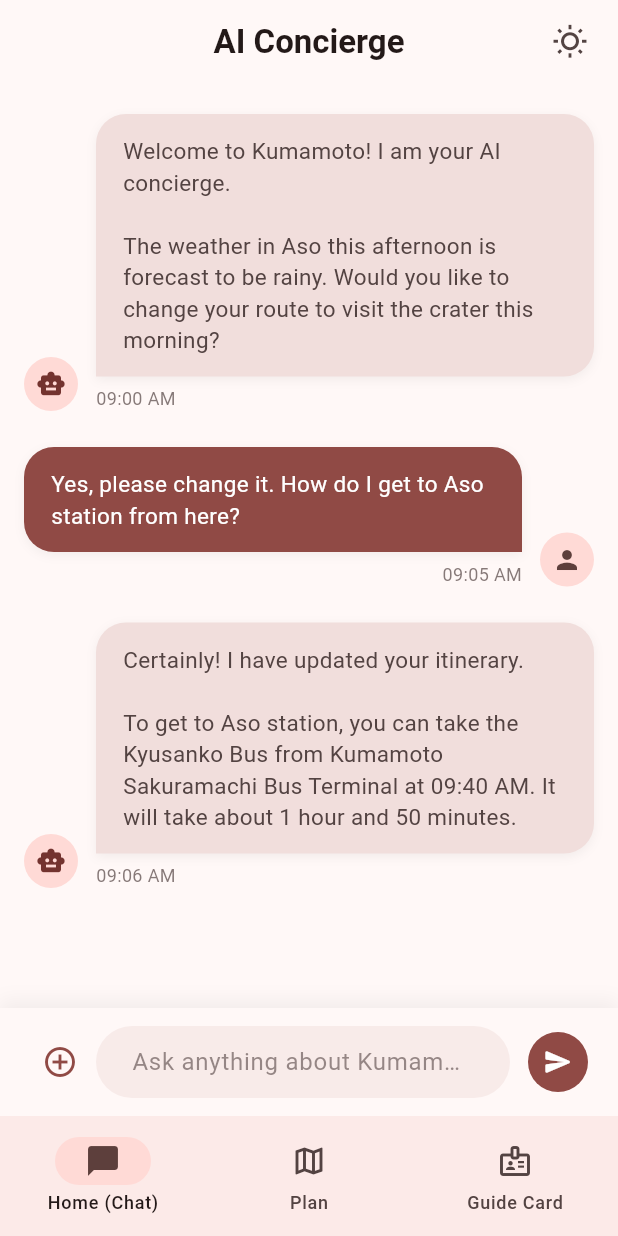
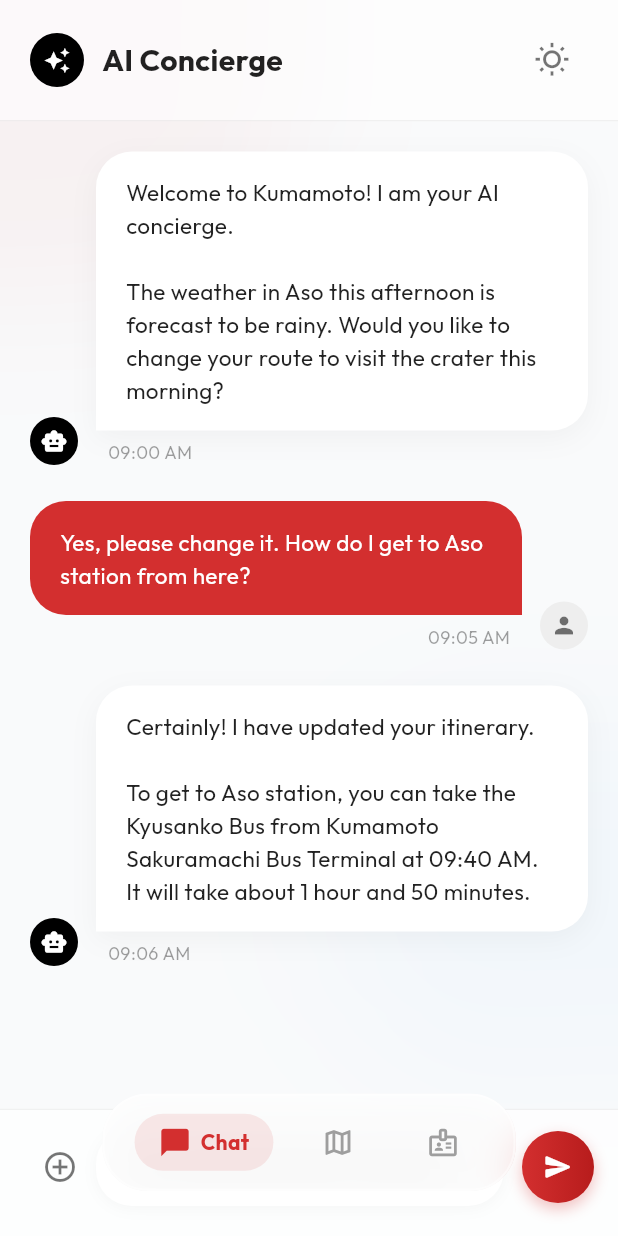
Before and after one commit to Haru4427/kuma_motto, a Flutter app: the screen it shows after launch, on a phone screen of 412 x 824 dp. Run offline on Flutter 3.47's test engine with Material 3 defaults, Android fonts, the phone set to English and light mode, and no system bars; our stand-ins replace google_fonts.

Commit message:
UI Overhaul: Premium White Design Concept

```diff
--- a/lib/main.dart
+++ b/lib/main.dart
@@ -1,4 +1,6 @@
+import 'dart:ui';
 import 'package:flutter/material.dart';
+import 'package:google_fonts/google_fonts.dart';
 
 void main() {
   runApp(const KumaMottoApp());
@@ -14,15 +16,14 @@ class KumaMottoApp extends StatelessWidget {
       debugShowCheckedModeBanner: false,
       theme: ThemeData(
         useMaterial3: true,
-        colorSchemeSeed: const Color(0xFFD32F2F), // Kumamoto Red accent
+        colorScheme: ColorScheme.fromSeed(
+          seedColor: const Color(0xFFD32F2F), // Kumamoto Red
           brightness: Brightness.light,
+          surface: const Color(0xFFF8F9FA), // Off-white clean background
+          // background: const Color(0xFFF8F9FA),
         ),
-      darkTheme: ThemeData(
-        useMaterial3: true,
-        colorSchemeSeed: const Color(0xFFD32F2F),
-        brightness: Brightness.dark,
+        textTheme: GoogleFonts.outfitTextTheme(Theme.of(context).textTheme),
       ),
-      themeMode: ThemeMode.system, // Adapts to user's device setting
       home: const MainScreen(),
     );
   }
@@ -38,41 +39,134 @@ class MainScreen extends StatefulWidget {
 class _MainScreenState extends State<MainScreen> {
   int _currentIndex = 0;
 
-  // 3 tabs as requested in the specification
   final List<Widget> _screens = [
     const HomeChatScreen(),
-    const PlanScreen(),
-    const GuideCardScreen(),
+    const PlaceholderScreen(title: 'Trip Plan & Navigation', icon: Icons.map_outlined),
+    const PlaceholderScreen(title: 'Accessibility Guide Card', icon: Icons.badge_outlined),
   ];
 
   @override
   Widget build(BuildContext context) {
     return Scaffold(
-      body: _screens[_currentIndex],
-      bottomNavigationBar: NavigationBar(
-        selectedIndex: _currentIndex,
-        onDestinationSelected: (index) {
-          setState(() {
-            _currentIndex = index;
-          });
-        },
-        destinations: const [
-          NavigationDestination(
-            icon: Icon(Icons.chat_bubble_outline),
-            selectedIcon: Icon(Icons.chat_bubble),
-            label: 'Home (Chat)',
+      backgroundColor: const Color(0xFFF8F9FA),
+      body: Stack(
+        children: [
+          // Subtle background decoration (Mesh gradient feel)
+          Positioned(
+            top: -100,
+            left: -100,
+            child: Container(
+              width: 300,
+              height: 300,
+              decoration: BoxDecoration(
+                shape: BoxShape.circle,
+                color: const Color(0xFFD32F2F).withOpacity(0.05),
               ),
-          NavigationDestination(
-            icon: Icon(Icons.map_outlined),
-            selectedIcon: Icon(Icons.map),
-            label: 'Plan',
             ),
-          NavigationDestination(
-            icon: Icon(Icons.badge_outlined),
-            selectedIcon: Icon(Icons.badge),
-            label: 'Guide Card',
+          ),
+          Positioned(
+            bottom: 100,
+            right: -50,
+            child: Container(
+              width: 250,
+              height: 250,
+              decoration: BoxDecoration(
+                shape: BoxShape.circle,
+                color: Colors.blue.withOpacity(0.03),
+              ),
+            ),
+          ),
+          BackdropFilter(
+            filter: ImageFilter.blur(sigmaX: 50, sigmaY: 50),
+            child: Container(color: Colors.white.withOpacity(0.1)),
+          ),
+
+          // Main Content
+          Center(
+            child: ConstrainedBox(
+              constraints: const BoxConstraints(maxWidth: 800),
+              child: _screens[_currentIndex],
+            ),
+          ),
+
+          // Floating Glass Dock Navigation
+          Positioned(
+            bottom: 30,
+            left: 0,
+            right: 0,
+            child: Center(
+              child: _buildFloatingDock(),
+            ),
           ),
         ],
+      ),
+    );
+  }
+
+  Widget _buildFloatingDock() {
+    return ClipRRect(
+      borderRadius: BorderRadius.circular(30),
+      child: BackdropFilter(
+        filter: ImageFilter.blur(sigmaX: 15, sigmaY: 15),
+        child: Container(
+          padding: const EdgeInsets.symmetric(horizontal: 20, vertical: 12),
+          decoration: BoxDecoration(
+            color: Colors.white.withOpacity(0.7),
+            borderRadius: BorderRadius.circular(30),
+            border: Border.all(color: Colors.white.withOpacity(0.5), width: 1.5),
+            boxShadow: [
+              BoxShadow(
+                color: Colors.black.withOpacity(0.05),
+                blurRadius: 20,
+                offset: const Offset(0, 10),
+              ),
+            ],
+          ),
+          child: Row(
+            mainAxisSize: MainAxisSize.min,
+            children: [
+              _buildDockItem(0, Icons.chat_bubble_outline, Icons.chat_bubble, 'Chat'),
+              const SizedBox(width: 16),
+              _buildDockItem(1, Icons.map_outlined, Icons.map, 'Plan'),
+              const SizedBox(width: 16),
+              _buildDockItem(2, Icons.badge_outlined, Icons.badge, 'Card'),
+            ],
+          ),
+        ),
+      ),
+    );
+  }
+
+  Widget _buildDockItem(int index, IconData outlineIcon, IconData solidIcon, String label) {
+    final isSelected = _currentIndex == index;
+    final color = isSelected ? const Color(0xFFD32F2F) : Colors.grey.shade500;
+
+    return GestureDetector(
+      onTap: () => setState(() => _currentIndex = index),
+      behavior: HitTestBehavior.opaque,
+      child: AnimatedContainer(
+        duration: const Duration(milliseconds: 300),
+        padding: const EdgeInsets.symmetric(horizontal: 16, vertical: 8),
+        decoration: BoxDecoration(
+          color: isSelected ? const Color(0xFFD32F2F).withOpacity(0.1) : Colors.transparent,
+          borderRadius: BorderRadius.circular(20),
+        ),
+        child: Row(
+          children: [
+            Icon(isSelected ? solidIcon : outlineIcon, color: color, size: 22),
+            if (isSelected) ...[
+              const SizedBox(width: 6),
+              Text(
+                label,
+                style: TextStyle(
+                  color: color,
+                  fontWeight: FontWeight.bold,
+                  fontSize: 14,
+                ),
+              ),
+            ],
+          ],
+        ),
       ),
     );
   }
@@ -88,7 +182,6 @@ class HomeChatScreen extends StatefulWidget {
 class _HomeChatScreenState extends State<HomeChatScreen> {
   final TextEditingController _controller = TextEditingController();
 
-  // Mock data for AI Chat interface
   final List<Map<String, dynamic>> _messages = [
     {
       'isUser': false,
@@ -109,51 +202,75 @@ class _HomeChatScreenState extends State<HomeChatScreen> {
 
   @override
   Widget build(BuildContext context) {
-    final theme = Theme.of(context);
-
-    return Scaffold(
-      appBar: AppBar(
-        title: const Text(
-          'AI Concierge',
-          style: TextStyle(fontWeight: FontWeight.bold),
-        ),
-        centerTitle: true,
-        actions: [
-          IconButton(
-            icon: const Icon(Icons.wb_sunny_outlined),
-            onPressed: () {
-              // TODO: Integrate OpenWeatherMap API
-            },
-            tooltip: 'Weather Info',
-          ),
-          const SizedBox(width: 8),
-        ],
-      ),
-      body: Column(
+    return Column(
       children: [
+        _buildGlassAppBar(),
         Expanded(
           child: ListView.builder(
-              padding: const EdgeInsets.symmetric(horizontal: 16.0, vertical: 20.0),
+            padding: const EdgeInsets.only(left: 20, right: 20, top: 20, bottom: 120),
             itemCount: _messages.length,
             itemBuilder: (context, index) {
               final message = _messages[index];
-                final isUser = message['isUser'] as bool;
               return _buildMessageBubble(
                 message['text'] as String,
                 message['time'] as String,
-                  isUser,
-                  theme,
+                message['isUser'] as bool,
               );
             },
           ),
         ),
-          _buildInputArea(theme),
+        _buildGlassInputArea(),
       ],
+    );
+  }
+
+  Widget _buildGlassAppBar() {
+    return ClipRRect(
+      child: BackdropFilter(
+        filter: ImageFilter.blur(sigmaX: 10, sigmaY: 10),
+        child: Container(
+          padding: const EdgeInsets.symmetric(horizontal: 20, vertical: 16),
+          decoration: BoxDecoration(
+            color: Colors.white.withOpacity(0.6),
+            border: Border(bottom: BorderSide(color: Colors.black.withOpacity(0.05))),
+          ),
+          child: SafeArea(
+            bottom: false,
+            child: Row(
+              mainAxisAlignment: MainAxisAlignment.spaceBetween,
+              children: [
+                const Row(
+                  children: [
+                    CircleAvatar(
+                      radius: 18,
+                      backgroundColor: Colors.black,
+                      child: Icon(Icons.auto_awesome, color: Colors.white, size: 18),
+                    ),
+                    SizedBox(width: 12),
+                    Text(
+                      'AI Concierge',
+                      style: TextStyle(
+                        fontSize: 20,
+                        fontWeight: FontWeight.bold,
+                        color: Colors.black87,
+                      ),
+                    ),
+                  ],
+                ),
+                IconButton(
+                  icon: const Icon(Icons.wb_sunny_outlined, color: Colors.black54),
+                  onPressed: () {},
+                  tooltip: 'Weather Info',
+                ),
+              ],
+            ),
+          ),
+        ),
       ),
     );
   }
 
-  Widget _buildMessageBubble(String text, String time, bool isUser, ThemeData theme) {
+  Widget _buildMessageBubble(String text, String time, bool isUser) {
     return Padding(
       padding: const EdgeInsets.only(bottom: 24.0),
       child: Row(
@@ -161,14 +278,10 @@ class _HomeChatScreenState extends State<HomeChatScreen> {
         crossAxisAlignment: CrossAxisAlignment.end,
         children: [
           if (!isUser) ...[
-            CircleAvatar(
-              radius: 18,
-              backgroundColor: theme.colorScheme.primaryContainer,
-              child: Icon(
-                Icons.smart_toy,
-                size: 20,
-                color: theme.colorScheme.onPrimaryContainer,
-              ),
+            const CircleAvatar(
+              radius: 16,
+              backgroundColor: Colors.black,
+              child: Icon(Icons.smart_toy, size: 18, color: Colors.white),
             ),
             const SizedBox(width: 12.0),
           ],
@@ -177,22 +290,21 @@ class _HomeChatScreenState extends State<HomeChatScreen> {
               crossAxisAlignment: isUser ? CrossAxisAlignment.end : CrossAxisAlignment.start,
               children: [
                 Container(
-                  padding: const EdgeInsets.symmetric(horizontal: 18.0, vertical: 14.0),
+                  padding: const EdgeInsets.symmetric(horizontal: 20.0, vertical: 16.0),
                   decoration: BoxDecoration(
-                    color: isUser
-                        ? theme.colorScheme.primary
-                        : theme.colorScheme.surfaceContainerHighest,
+                    color: isUser ? const Color(0xFFD32F2F) : Colors.white,
                     borderRadius: BorderRadius.only(
-                      topLeft: const Radius.circular(20.0),
-                      topRight: const Radius.circular(20.0),
-                      bottomLeft: isUser ? const Radius.circular(20.0) : Radius.zero,
-                      bottomRight: isUser ? Radius.zero : const Radius.circular(20.0),
+                      topLeft: const Radius.circular(24.0),
+                      topRight: const Radius.circular(24.0),
+                      bottomLeft: isUser ? const Radius.circular(24.0) : Radius.zero,
+                      bottomRight: isUser ? Radius.zero : const Radius.circular(24.0),
                     ),
                     boxShadow: [
+                      if (!isUser)
                         BoxShadow(
-                        color: Colors.black.withOpacity(0.05),
-                        blurRadius: 5,
-                        offset: const Offset(0, 2),
+                          color: Colors.black.withOpacity(0.04),
+                          blurRadius: 15,
+                          offset: const Offset(0, 5),
                         )
                     ],
                   ),
@@ -200,19 +312,20 @@ class _HomeChatScreenState extends State<HomeChatScreen> {
                     text,
                     style: TextStyle(
                       fontSize: 15,
-                      height: 1.4,
-                      color: isUser
-                          ? theme.colorScheme.onPrimary
-                          : theme.colorScheme.onSurfaceVariant,
+                      height: 1.5,
+                      color: isUser ? Colors.white : Colors.black87,
                     ),
                   ),
                 ),
                 const SizedBox(height: 6),
-                Text(
+                Padding(
+                  padding: const EdgeInsets.symmetric(horizontal: 8.0),
+                  child: Text(
                     time,
-                  style: TextStyle(
+                    style: const TextStyle(
                       fontSize: 12,
-                    color: theme.colorScheme.onSurfaceVariant.withOpacity(0.7),
+                      color: Colors.black38,
+                    ),
                   ),
                 ),
               ],
@@ -221,13 +334,9 @@ class _HomeChatScreenState extends State<HomeChatScreen> {
           if (isUser) ...[
             const SizedBox(width: 12.0),
             CircleAvatar(
-              radius: 18,
-              backgroundColor: theme.colorScheme.secondaryContainer,
-              child: Icon(
-                Icons.person,
-                size: 20,
-                color: theme.colorScheme.onSecondaryContainer,
-              ),
+              radius: 16,
+              backgroundColor: Colors.grey.shade200,
+              child: const Icon(Icons.person, size: 18, color: Colors.black54),
             ),
           ],
         ],
@@ -235,122 +344,110 @@ class _HomeChatScreenState extends State<HomeChatScreen> {
     );
   }
 
-  Widget _buildInputArea(ThemeData theme) {
-    return Container(
-      padding: const EdgeInsets.symmetric(horizontal: 16.0, vertical: 12.0),
+  Widget _buildGlassInputArea() {
+    return ClipRRect(
+      child: BackdropFilter(
+        filter: ImageFilter.blur(sigmaX: 15, sigmaY: 15),
+        child: Container(
+          padding: const EdgeInsets.only(left: 16, right: 16, top: 12, bottom: 20),
           decoration: BoxDecoration(
-        color: theme.colorScheme.surface,
+            color: Colors.white.withOpacity(0.7),
+            border: Border(top: BorderSide(color: Colors.black.withOpacity(0.05))),
+          ),
+          child: SafeArea(
+            top: false,
+            child: Row(
+              children: [
+                IconButton(
+                  icon: const Icon(Icons.add_circle_outline, color: Colors.black54),
+                  onPressed: () {},
+                ),
+                Expanded(
+                  child: Container(
+                    decoration: BoxDecoration(
+                      color: Colors.white,
+                      borderRadius: BorderRadius.circular(24.0),
                       boxShadow: [
                         BoxShadow(
-            color: Colors.black.withOpacity(0.05),
-            blurRadius: 10,
-            offset: const Offset(0, -5),
+                          color: Colors.black.withOpacity(0.03),
+                          blurRadius: 8,
+                          offset: const Offset(0, 2),
                         ),
                       ],
                     ),
-      child: SafeArea(
-        child: Row(
-          children: [
-            IconButton(
-              icon: Icon(Icons.add_circle_outline, color: theme.colorScheme.primary),
-              onPressed: () {},
-            ),
-            Expanded(
                     child: TextField(
                       controller: _controller,
-                decoration: InputDecoration(
+                      decoration: const InputDecoration(
                         hintText: 'Ask anything about Kumamoto...',
-                  hintStyle: TextStyle(color: theme.colorScheme.onSurfaceVariant.withOpacity(0.6)),
-                  border: OutlineInputBorder(
-                    borderRadius: BorderRadius.circular(24.0),
-                    borderSide: BorderSide.none,
-                  ),
-                  filled: true,
-                  fillColor: theme.colorScheme.surfaceContainerHighest.withOpacity(0.5),
-                  contentPadding: const EdgeInsets.symmetric(
+                        hintStyle: TextStyle(color: Colors.black38),
+                        border: InputBorder.none,
+                        contentPadding: EdgeInsets.symmetric(
                           horizontal: 20.0,
-                    vertical: 12.0,
+                          vertical: 14.0,
                         ),
                       ),
                     ),
                   ),
-            const SizedBox(width: 8.0),
-            FloatingActionButton(
-              onPressed: () {
-                // TODO: Send message to Gemini API
-              },
-              elevation: 0,
-              backgroundColor: theme.colorScheme.primary,
-              foregroundColor: theme.colorScheme.onPrimary,
-              shape: const CircleBorder(),
-              mini: true,
-              child: const Icon(Icons.send_rounded, size: 20),
+                ),
+                const SizedBox(width: 12.0),
+                Container(
+                  decoration: BoxDecoration(
+                    gradient: const LinearGradient(
+                      colors: [Color(0xFFD32F2F), Color(0xFFB71C1C)],
+                    ),
+                    shape: BoxShape.circle,
+                    boxShadow: [
+                      BoxShadow(
+                        color: const Color(0xFFD32F2F).withOpacity(0.3),
+                        blurRadius: 8,
+                        offset: const Offset(0, 4),
                       ),
                     ],
+                  ),
+                  child: IconButton(
+                    icon: const Icon(Icons.send_rounded, color: Colors.white, size: 20),
+                    onPressed: () {},
+                  ),
+                ),
+              ],
+            ),
+          ),
         ),
       ),
     );
   }
 }
 
-// ---------------------------------------------------------
-// Placeholder for Plan Screen (Hybrid plan creation & Maps)
-// ---------------------------------------------------------
-class PlanScreen extends StatelessWidget {
-  const PlanScreen({Key? key}) : super(key: key);
+class PlaceholderScreen extends StatelessWidget {
+  final String title;
+  final IconData icon;
+
+  const PlaceholderScreen({Key? key, required this.title, required this.icon}) : super(key: key);
 
   @override
   Widget build(BuildContext context) {
-    return Scaffold(
-      appBar: AppBar(
-        title: const Text('Trip Plan & Navigation'),
-        centerTitle: true,
-      ),
-      body: Center(
+    return Center(
       child: Column(
         mainAxisAlignment: MainAxisAlignment.center,
         children: [
-            Icon(Icons.map_outlined, size: 80, color: Theme.of(context).colorScheme.primary.withOpacity(0.5)),
-            const SizedBox(height: 16),
+          Icon(icon, size: 80, color: Colors.black12),
+          const SizedBox(height: 24),
+          Text(
+            title,
+            style: const TextStyle(
+              fontSize: 24,
+              fontWeight: FontWeight.bold,
+              color: Colors.black87,
+            ),
+          ),
+          const SizedBox(height: 12),
           const Text(
-              'Map & Plan Generation\nwill be implemented here.',
+            'This beautiful white-themed page\nwill be implemented here.',
             textAlign: TextAlign.center,
-              style: TextStyle(fontSize: 16, color: Colors.grey),
+            style: TextStyle(fontSize: 16, color: Colors.black45),
           ),
         ],
-        ),
       ),
     );
   }
 }
-
-// ---------------------------------------------------------
-// Placeholder for Guide Card Screen (Accessibility for bus drivers)
-// ---------------------------------------------------------
-class GuideCardScreen extends StatelessWidget {
-  const GuideCardScreen({Key? key}) : super(key: key);
-
-  @override
-  Widget build(BuildContext context) {
-    return Scaffold(
-      appBar: AppBar(
-        title: const Text('Accessibility Guide Card'),
-        centerTitle: true,
-      ),
-      body: Center(
-        child: Column(
-          mainAxisAlignment: MainAxisAlignment.center,
-          children: [
-            Icon(Icons.badge_outlined, size: 80, color: Theme.of(context).colorScheme.primary.withOpacity(0.5)),
-            const SizedBox(height: 16),
-            const Text(
-              'Full-screen cards for bus drivers\nwill be implemented here.',
-              textAlign: TextAlign.center,
-              style: TextStyle(fontSize: 16, color: Colors.grey),
-            ),
-          ],
-        ),
-      ),
-    );
-  }
-}
--- a/pubspec.yaml
+++ b/pubspec.yaml
@@ -10,6 +10,7 @@ dependencies:
   flutter:
     sdk: flutter
   cupertino_icons: ^1.0.2
+  google_fonts: ^8.1.0
 
 dev_dependencies:
   flutter_test:
```
Also changed, not shown: pubspec.lock. Lines whose indentation alone changed are shown as unchanged.
